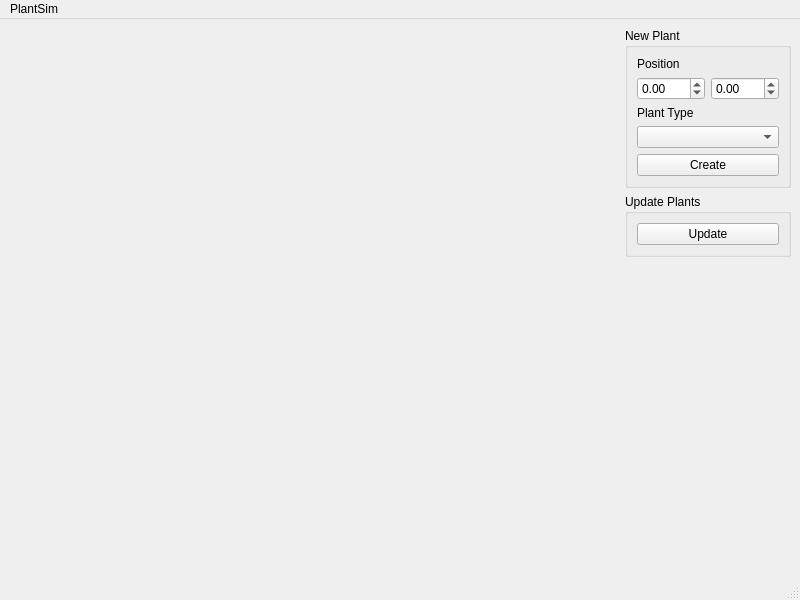
neeravnagda/PlantSim, file ui/MainWindow.ui: the form before one commit.
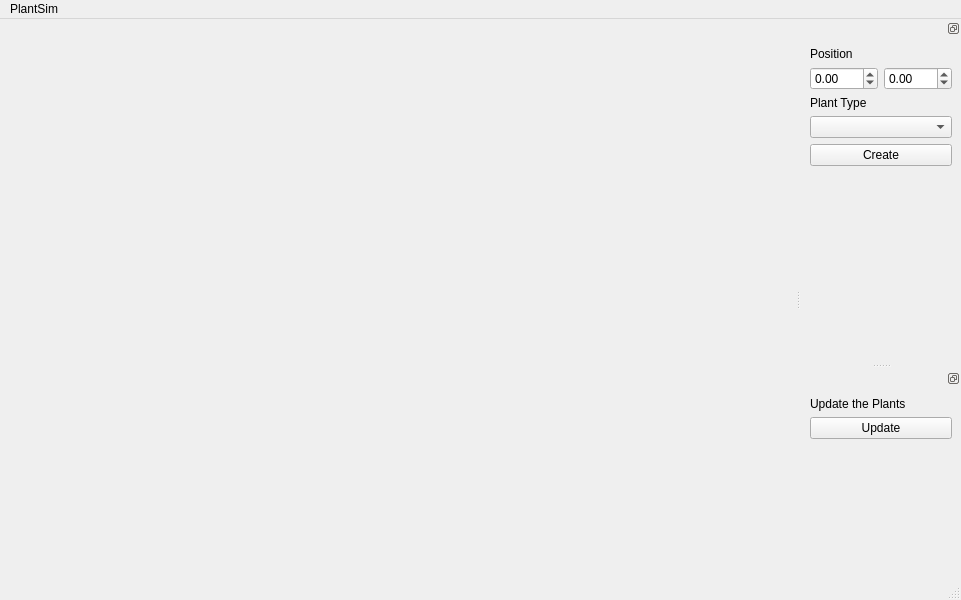
The form after the commit.

Commit message: scene manager visibility and adding plants works

What changed in the file:
```diff
--- a/ui/MainWindow.ui
+++ b/ui/MainWindow.ui
@@ -6,7 +6,7 @@
    <rect>
     <x>0</x>
     <y>0</y>
-    <width>800</width>
+    <width>961</width>
     <height>600</height>
    </rect>
   </property>
@@ -28,97 +28,6 @@
       </property>
      </spacer>
     </item>
-    <item row="1" column="1">
-     <widget class="QGroupBox" name="s_updateGB">
-      <property name="title">
-       <string>Update Plants</string>
-      </property>
-      <layout class="QGridLayout" name="s_updatePlantsGridLayout">
-       <item row="0" column="0">
-        <widget class="QPushButton" name="m_updateButton">
-         <property name="text">
-          <string>Update</string>
-         </property>
-        </widget>
-       </item>
-      </layout>
-     </widget>
-    </item>
-    <item row="2" column="1">
-     <spacer name="verticalSpacer">
-      <property name="orientation">
-       <enum>Qt::Vertical</enum>
-      </property>
-      <property name="sizeHint" stdset="0">
-       <size>
-        <width>20</width>
-        <height>40</height>
-       </size>
-      </property>
-     </spacer>
-    </item>
-    <item row="0" column="1">
-     <widget class="QGroupBox" name="s_newPlantGB">
-      <property name="title">
-       <string>New Plant</string>
-      </property>
-      <layout class="QGridLayout" name="s_newPlantGridLayout">
-       <item row="3" column="0" colspan="2">
-        <widget class="QComboBox" name="m_plantType">
-         <property name="currentIndex">
-          <number>-1</number>
-         </property>
-         <item>
-          <property name="text">
-           <string>create new</string>
-          </property>
-         </item>
-        </widget>
-       </item>
-       <item row="2" column="0" colspan="2">
-        <widget class="QLabel" name="label_2">
-         <property name="text">
-          <string>Plant Type</string>
-         </property>
-        </widget>
-       </item>
-       <item row="0" column="0" colspan="2">
-        <widget class="QLabel" name="label">
-         <property name="text">
-          <string>Position</string>
-         </property>
-        </widget>
-       </item>
-       <item row="4" column="0" colspan="2">
-        <widget class="QPushButton" name="m_newPlantButton">
-         <property name="text">
-          <string>Create</string>
-         </property>
-        </widget>
-       </item>
-       <item row="1" column="0">
-        <widget class="QDoubleSpinBox" name="m_positionX">
-         <property name="minimum">
-          <double>-100.000000000000000</double>
-         </property>
-         <property name="maximum">
-          <double>100.000000000000000</double>
-         </property>
-        </widget>
-       </item>
-       <item row="1" column="1">
-        <widget class="QDoubleSpinBox" name="m_positionZ">
-         <property name="minimum">
-          <double>-100.000000000000000</double>
-         </property>
-         <property name="maximum">
-          <double>100.000000000000000</double>
-         </property>
-        </widget>
-       </item>
-      </layout>
-     </widget>
-    </item>
    </layout>
   </widget>
   <widget class="QMenuBar" name="menubar">
@@ -126,7 +35,7 @@
     <rect>
      <x>0</x>
      <y>0</y>
-     <width>800</width>
+     <width>961</width>
      <height>22</height>
     </rect>
    </property>
@@ -141,6 +50,129 @@
    <addaction name="menuPlantSim"/>
   </widget>
   <widget class="QStatusBar" name="statusbar"/>
+  <widget class="QDockWidget" name="s_newPlantDockWidget">
+   <property name="floating">
+    <bool>false</bool>
+   </property>
+   <property name="features">
+    <set>QDockWidget::DockWidgetFloatable|QDockWidget::DockWidgetMovable</set>
+   </property>
+   <attribute name="dockWidgetArea">
+    <number>2</number>
+   </attribute>
+   <widget class="QWidget" name="s_newPlantDockWidgetContents">
+    <layout class="QGridLayout" name="gridLayout">
+     <item row="2" column="1">
+      <widget class="QLabel" name="s_plantTypeLabel">
+       <property name="text">
+        <string>Plant Type</string>
+       </property>
+      </widget>
+     </item>
+     <item row="0" column="1">
+      <widget class="QLabel" name="s_positionLabel">
+       <property name="text">
+        <string>Position</string>
+       </property>
+      </widget>
+     </item>
+     <item row="1" column="1">
+      <widget class="QDoubleSpinBox" name="m_positionX">
+       <property name="minimum">
+        <double>-100.000000000000000</double>
+       </property>
+       <property name="maximum">
+        <double>100.000000000000000</double>
+       </property>
+      </widget>
+     </item>
+     <item row="4" column="1" colspan="2">
+      <widget class="QPushButton" name="m_newPlantButton">
+       <property name="text">
+        <string>Create</string>
+       </property>
+      </widget>
+     </item>
+     <item row="3" column="1" colspan="2">
+      <widget class="QComboBox" name="m_plantType">
+       <property name="currentIndex">
+        <number>-1</number>
+       </property>
+       <item>
+        <property name="text">
+         <string>create new</string>
+        </property>
+       </item>
+      </widget>
+     </item>
+     <item row="1" column="2">
+      <widget class="QDoubleSpinBox" name="m_positionZ">
+       <property name="minimum">
+        <double>-100.000000000000000</double>
+       </property>
+       <property name="maximum">
+        <double>100.000000000000000</double>
+       </property>
+      </widget>
+     </item>
+     <item row="5" column="1" colspan="2">
+      <spacer name="verticalSpacer_2">
+       <property name="orientation">
+        <enum>Qt::Vertical</enum>
+       </property>
+       <property name="sizeHint" stdset="0">
+        <size>
+         <width>20</width>
+         <height>40</height>
+        </size>
+       </property>
+      </spacer>
+     </item>
+    </layout>
+   </widget>
+  </widget>
+  <widget class="QDockWidget" name="s_updatePlantDockWidget">
+   <property name="features">
+    <set>QDockWidget::DockWidgetFloatable|QDockWidget::DockWidgetMovable</set>
+   </property>
+   <property name="windowTitle">
+    <string/>
+   </property>
+   <attribute name="dockWidgetArea">
+    <number>2</number>
+   </attribute>
+   <widget class="QWidget" name="s_updatePlantDockWidgetContents">
+    <layout class="QGridLayout" name="gridLayout_2">
+     <item row="0" column="0">
+      <widget class="QLabel" name="s_updatePlantsLabel">
+       <property name="text">
+        <string>Update the Plants</string>
+       </property>
+      </widget>
+     </item>
+     <item row="1" column="0">
+      <widget class="QPushButton" name="m_updateButton">
+       <property name="text">
+        <string>Update</string>
+       </property>
+      </widget>
+     </item>
+     <item row="2" column="0">
+      <spacer name="verticalSpacer">
+       <property name="orientation">
+        <enum>Qt::Vertical</enum>
+       </property>
+       <property name="sizeHint" stdset="0">
+        <size>
+         <width>20</width>
+         <height>40</height>
+        </size>
+       </property>
+      </spacer>
+     </item>
+    </layout>
+   </widget>
+  </widget>
   <action name="s_newPlantBlueprint">
    <property name="text">
     <string>New Plant Blueprint</string>
```
Left out of the diff: 7 changed lines with no effect on the pictures. The commit also changes 15 other files.
